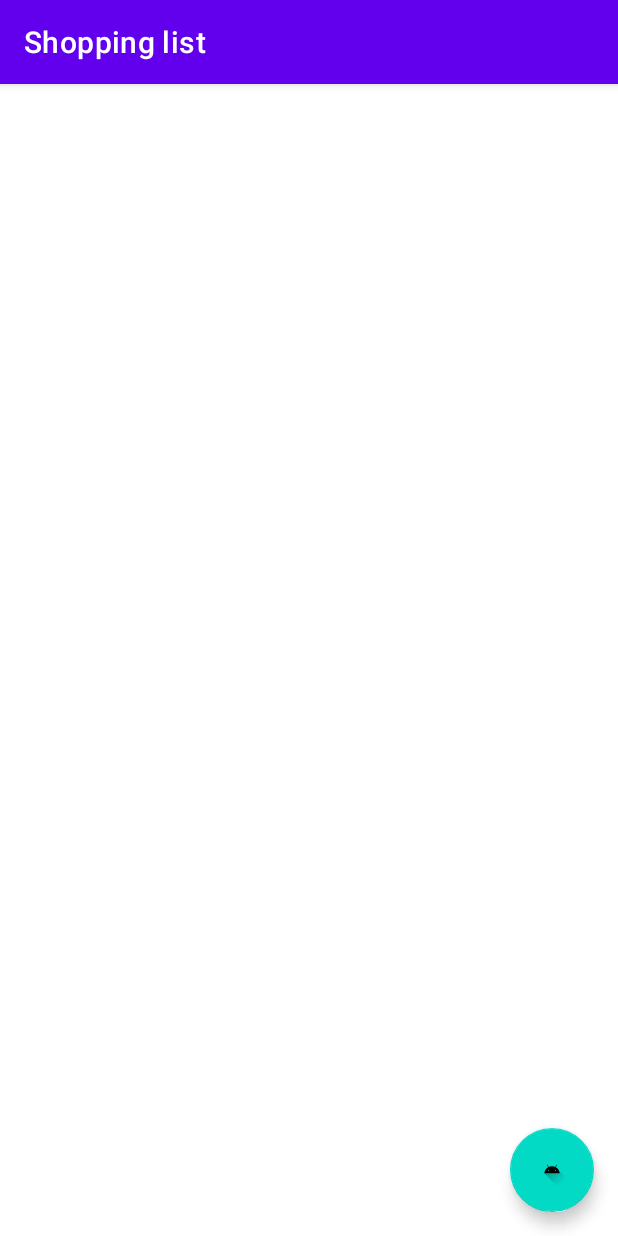
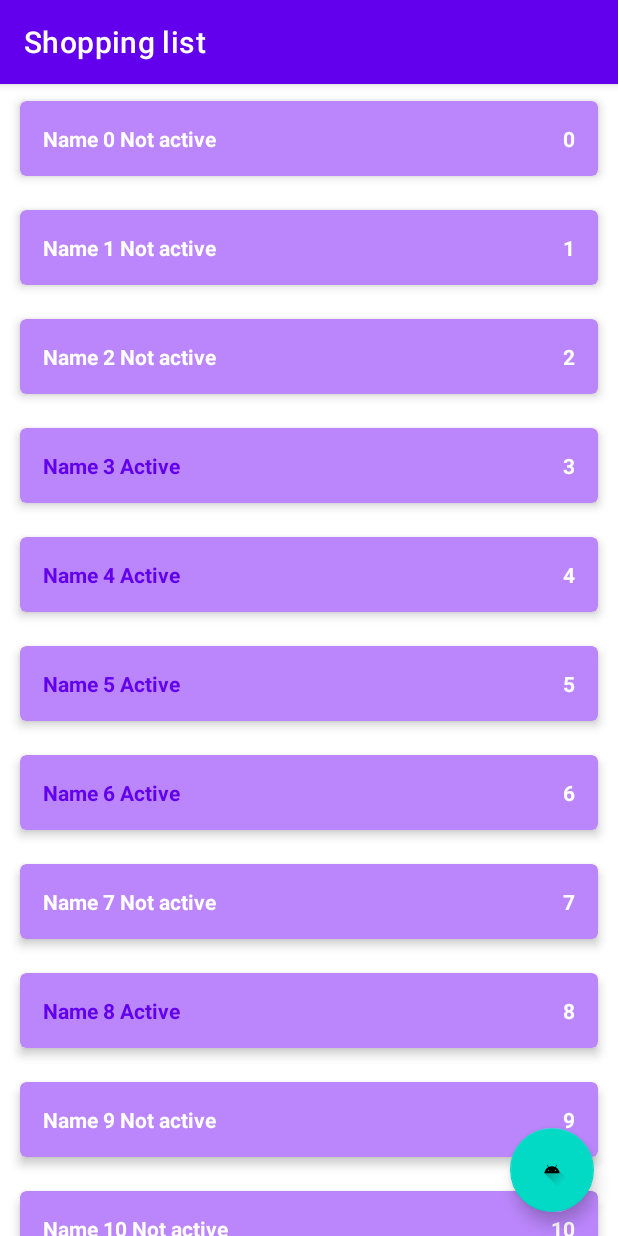
Before and after one commit to lerapenguin11/ShoppingList, an Android app: the screen it shows after launch (MainActivity), on a phone screen of 412 x 824 dp. Run offline under Robolectric (Android 15) with nearby library versions, the phone set to English and light mode, and no system bars.

Commit message:
adapter and fix bag

```diff
--- a/app/src/main/java/com/example/shoppinglist/data/ShopListRepositoryImpl.kt
+++ b/app/src/main/java/com/example/shoppinglist/data/ShopListRepositoryImpl.kt
@@ -4,6 +4,7 @@ import androidx.lifecycle.LiveData
 import androidx.lifecycle.MutableLiveData
 import com.example.shoppinglist.domain.entity.ShopItem
 import com.example.shoppinglist.domain.repository.ShopListRepository
+import java.util.Random
 
 object ShopListRepositoryImpl : ShopListRepository{
 
@@ -11,6 +12,13 @@ object ShopListRepositoryImpl : ShopListRepository{
     private val shopListLD = MutableLiveData<List<ShopItem>>()
 
     private var autoIncrementId = 0
+
+    init {
+        for (i in 0 until 10000){
+            val item = ShopItem("Name $i", i.toString(), kotlin.random.Random.nextBoolean())
+            addPurchase(item)
+        }
+    }
 
     override fun addPurchase(shopItem: ShopItem) {
         if (shopItem.id == ShopItem.UNDEFINED_ID){
--- a/app/src/main/java/com/example/shoppinglist/presentation/MainActivity.kt
+++ b/app/src/main/java/com/example/shoppinglist/presentation/MainActivity.kt
@@ -4,19 +4,28 @@ import androidx.appcompat.app.AppCompatActivity
 import android.os.Bundle
 import android.util.Log
 import androidx.lifecycle.ViewModelProvider
+import androidx.recyclerview.widget.RecyclerView
 import com.example.shoppinglist.R
 import com.example.shoppinglist.presentation.viewmodel.MainViewModel
 
 class MainActivity : AppCompatActivity() {
 
     private lateinit var viewModel: MainViewModel
+    private lateinit var adapter : ShopAdapter
     override fun onCreate(savedInstanceState: Bundle?) {
         super.onCreate(savedInstanceState)
         setContentView(R.layout.activity_main)
-
+        setRecyclerView()
         viewModel = ViewModelProvider(this).get(MainViewModel::class.java)
         viewModel.shopList.observe(this){
             Log.d("MainViewModel", it.toString())
+            adapter.shopList = it
         }
     }
+
+    private fun setRecyclerView(){
+        val rvShopList = findViewById<RecyclerView>(R.id.rv_shop_list)
+        adapter = ShopAdapter()
+        rvShopList.adapter = adapter
+    }
 }
--- /dev/null
+++ b/app/src/main/java/com/example/shoppinglist/presentation/ShopAdapter.kt
@@ -0,0 +1,55 @@
+package com.example.shoppinglist.presentation
+
+import android.view.LayoutInflater
+import android.view.View
+import android.view.ViewGroup
+import android.widget.TextView
+import androidx.core.content.ContextCompat
+import androidx.recyclerview.widget.RecyclerView
+import com.example.shoppinglist.R
+import com.example.shoppinglist.domain.entity.ShopItem
+
+class ShopAdapter : RecyclerView.Adapter<ShopAdapter.ShopViewHolder>(){
+    var shopList = listOf<ShopItem>()
+    set(value) {
+        field = value
+        notifyDataSetChanged()
+    }
+
+    override fun onCreateViewHolder(parent: ViewGroup, viewType: Int): ShopViewHolder {
+        val view = LayoutInflater.from(parent.context).inflate(
+            R.layout.item_shop_enable, parent, false)
+
+        return ShopViewHolder(view)
+    }
+
+    override fun getItemCount(): Int = shopList.size
+
+    override fun onBindViewHolder(holder: ShopViewHolder, position: Int) {
+        val shop = shopList[position]
+        val status = if(shop.enable){
+            "Active"
+        } else{
+            "Not active"
+        }
+        holder.name.text = "${shop.name} $status"
+        holder.count.text = shop.count
+        holder.itemView.setOnLongClickListener {
+            true
+        }
+        if (shop.enable){
+            holder.name.setTextColor(ContextCompat.getColor(holder.itemView.context, R.color.purple_500))
+        }
+    }
+
+    //TODO исправление бага
+    override fun onViewRecycled(holder: ShopViewHolder) {
+        super.onViewRecycled(holder)
+        holder.name.setTextColor(ContextCompat.getColor(holder.itemView.context, R.color.white))
+    }
+
+    class ShopViewHolder(view : View) : RecyclerView.ViewHolder(view){
+        val name : TextView = view.findViewById(R.id.tv_name)
+        val count : TextView = view.findViewById(R.id.tv_count)
+    }
+}
```
